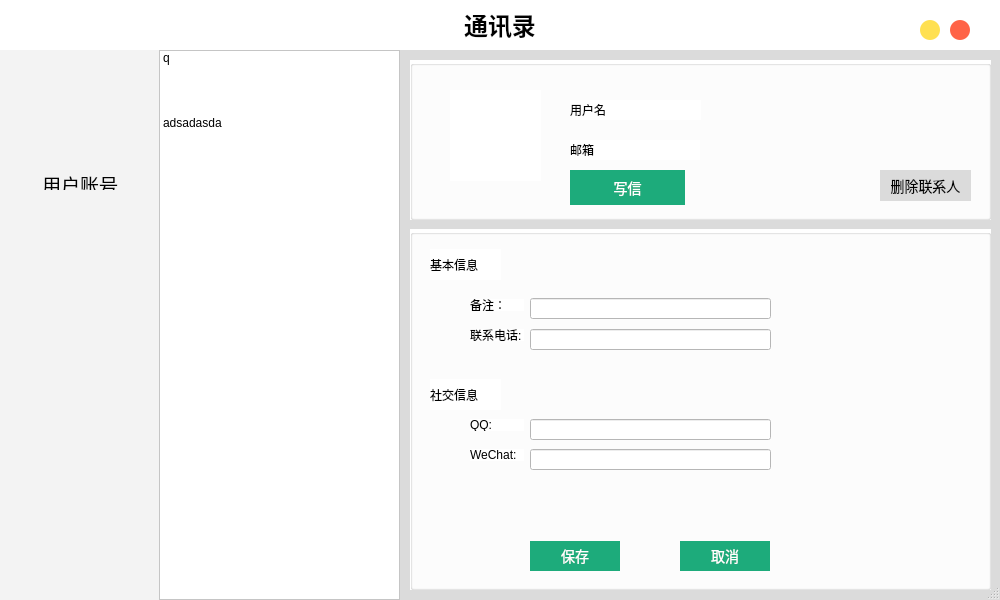
marsggbo/MarsMail, file Email/Libs/contacts.ui: the form before one commit.
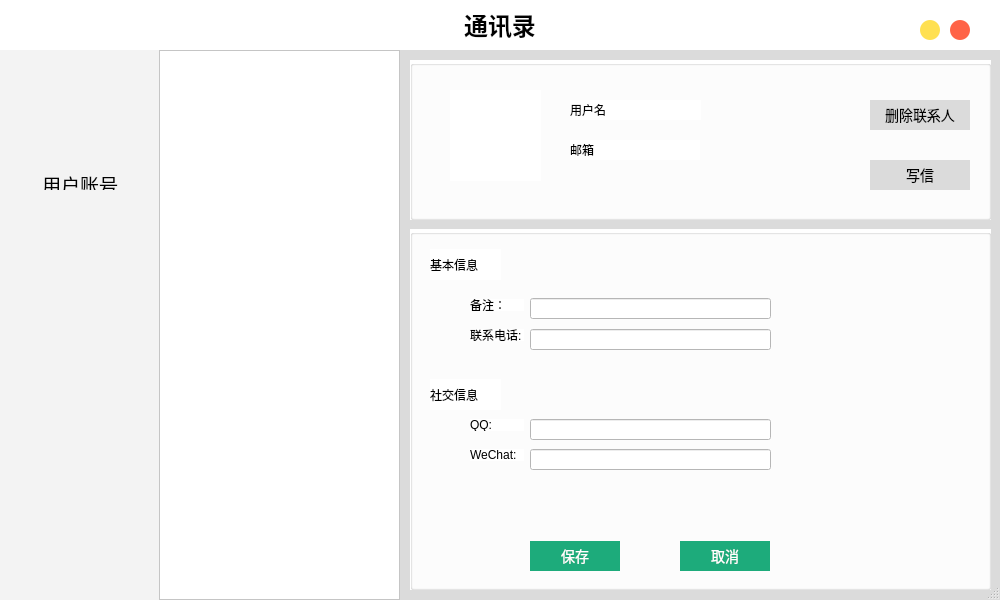
The form after the commit. Icons and pictures are not drawn.

What changed in the file:
```diff
--- a/Email/Libs/contacts.ui
+++ b/Email/Libs/contacts.ui
@@ -248,18 +248,17 @@
      <widget class="QPushButton" name="contWriteLetter">
       <property name="geometry">
        <rect>
-        <x>160</x>
-        <y>110</y>
-        <width>115</width>
-        <height>35</height>
+        <x>460</x>
+        <y>100</y>
+        <width>100</width>
+        <height>30</height>
        </rect>
       </property>
       <property name="styleSheet">
        <string notr="true">#contWriteLetter{
 	border:none;
 	font-size:14px;
-color:white;
-	background-color: rgb(29, 171, 123);
+	background-color:rgb(219,219,219);
 }
 #contWriteLetter:hover{
 background-color: rgb(26, 227, 159);
@@ -276,10 +275,10 @@
      <widget class="QPushButton" name="delContact">
       <property name="geometry">
        <rect>
-        <x>470</x>
-        <y>110</y>
-        <width>91</width>
-        <height>31</height>
+        <x>460</x>
+        <y>40</y>
+        <width>100</width>
+        <height>30</height>
        </rect>
       </property>
       <property name="styleSheet">
@@ -521,26 +520,6 @@
     <property name="wordWrap">
      <bool>false</bool>
     </property>
-    <item>
-     <property name="text">
-      <string>q</string>
-     </property>
-     <property name="icon">
-      <iconset>
-       <selectedon>:/souce/souce/登录.png</selectedon>
-      </iconset>
-     </property>
-    </item>
-    <item>
-     <property name="text">
-      <string>adsadasda</string>
-     </property>
-     <property name="icon">
-      <iconset>
-       <selectedon>:/souce/souce/登录.png</selectedon>
-      </iconset>
-     </property>
-    </item>
    </widget>
   </widget>
  </widget>
```
Left out of the diff: 3 changed lines with no effect on the pictures.
